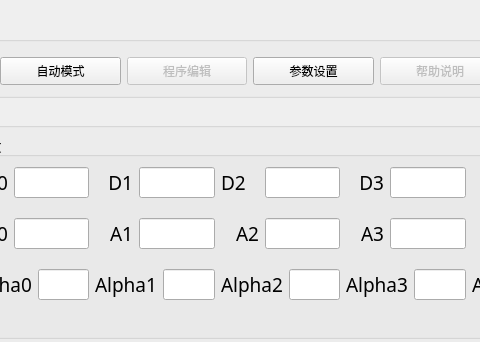
Above: dialog.ui from southeast2017/Qt-axis before the change; both pictures show x 201 to 681 and y 0 to 342 of the 968 by 605 pixel window. Below: the same form after it.
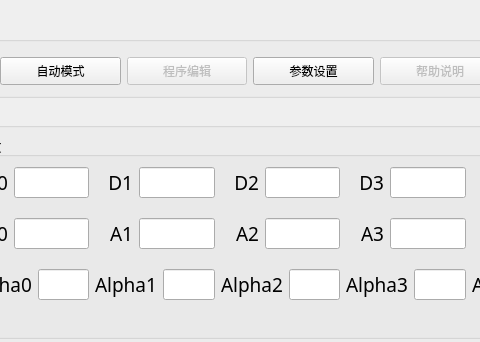
That is the form after the change. The open tabs and pages were chosen to show the change.

What changed in the file:
```diff
--- a/dialog.ui
+++ b/dialog.ui
@@ -2070,6 +2070,9 @@
                  <property name="text">
                   <string>D2</string>
                  </property>
+                 <property name="alignment">
+                  <set>Qt::AlignRight|Qt::AlignTrailing|Qt::AlignVCenter</set>
+                 </property>
                 </widget>
                </item>
                <item>
```
Left out of the diff: 2 changed lines with no effect on the pictures.
